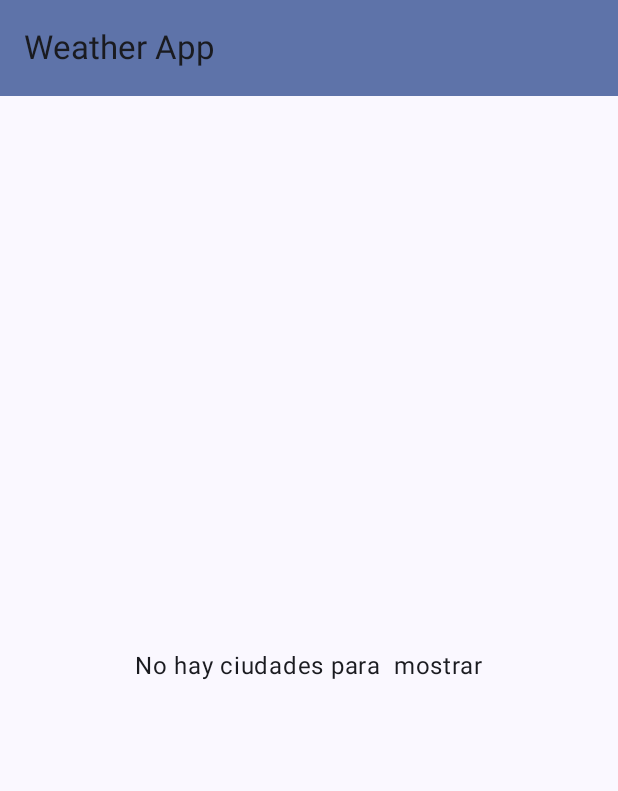
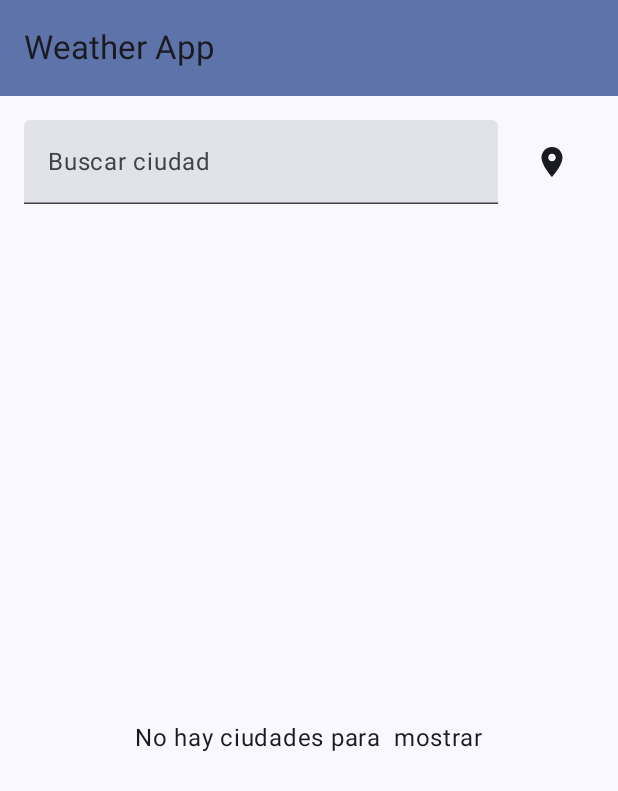
Before and after one commit to casanasjesus/weather_app_istea, an Android app built with Jetpack Compose: the screen it shows after launch (MainActivity), on a phone screen of 412 x 824 dp. Shown: the top 791 px of the screen. Run offline under Robolectric (Android 15) with nearby library versions, the phone set to English and light mode, and no system bars.

Commit message:
mapear listaCiudades

```diff
--- /dev/null
+++ b/app/src/main/java/com/example/weather_application_istea/ciudades/BuscadorYGeoView.kt
@@ -0,0 +1,53 @@
+package com.example.weather_application_istea.ciudades
+
+import androidx.compose.foundation.layout.Arrangement
+import androidx.compose.foundation.layout.Row
+import androidx.compose.foundation.layout.fillMaxWidth
+import androidx.compose.foundation.layout.padding
+import androidx.compose.foundation.layout.size
+import androidx.compose.material.icons.Icons
+import androidx.compose.material.icons.filled.LocationOn
+import androidx.compose.material3.Icon
+import androidx.compose.material3.IconButton
+import androidx.compose.material3.Text
+import androidx.compose.material3.TextField
+import androidx.compose.runtime.Composable
+import androidx.compose.ui.Modifier
+import androidx.compose.ui.tooling.preview.Preview
+import androidx.compose.ui.unit.dp
+
+@Composable
+fun BuscadorYGeoView(
+    query: String,
+    onQueryChange: (String) -> Unit,
+    onGeolocalizacionClick: () -> Unit
+) {
+    Row(
+        modifier = Modifier
+            .fillMaxWidth()
+            .padding(16.dp),
+        horizontalArrangement = Arrangement.spacedBy(8.dp)
+    ) {
+        TextField(
+            modifier = Modifier.weight(1f),
+            value = query,
+            onValueChange = onQueryChange,
+            label = { Text("Buscar ciudad") },
+            singleLine = true
+        )
+
+        IconButton(
+            onClick = onGeolocalizacionClick,
+            modifier = Modifier.size(56.dp)
+        ) {
+            Icon(
+                imageVector = Icons.Default.LocationOn,
+                contentDescription = "Usar mi ubicación"
+            )
+        }
+    }
+}
+
+@Preview(showBackground = true)
+@Composable
+fun BuscadorYGeoPreview() {}
--- a/app/src/main/java/com/example/weather_application_istea/ciudades/CiudadesIntencion.kt
+++ b/app/src/main/java/com/example/weather_application_istea/ciudades/CiudadesIntencion.kt
@@ -3,6 +3,6 @@ package com.example.weather_application_istea.ciudades
 import com.example.weather_application_istea.models.Ciudad
 
 sealed class CiudadesIntencion {
-    object CargarCiudades: CiudadesIntencion()
-    class CiudadSeleccionada(val ciudad: Ciudad): CiudadesIntencion()
+    data class BuscarCiudades(val nombreCiudad:String) : CiudadesIntencion()
+    data class CiudadSeleccionada(val ciudad: Ciudad): CiudadesIntencion()
 }
--- a/app/src/main/java/com/example/weather_application_istea/ciudades/CiudadesPage.kt
+++ b/app/src/main/java/com/example/weather_application_istea/ciudades/CiudadesPage.kt
@@ -1,25 +1,28 @@
 package com.example.weather_application_istea.ciudades
 
 import androidx.compose.runtime.Composable
+import androidx.lifecycle.viewmodel.compose.viewModel
 import androidx.navigation.NavController
 import com.example.weather_application_istea.models.Ciudad
-import androidx.lifecycle.viewmodel.compose.viewModel
+import com.example.weather_application_istea.repository.RepositoryApi
 
 @Composable
 fun CiudadesPage(
     navController: NavController,
     listaDeCiudades: List<Ciudad>
 ) {
-    val viewModel = viewModel {
+    val viewModel: CiudadesViewModel = viewModel {
         CiudadesViewModel (
             navController = navController,
-            listaDeCiudades = listaDeCiudades
+            listaDeCiudades = listaDeCiudades,
+            repository = RepositoryApi()
         )
     }
 
     CiudadesView (
-        estado = viewModel.estado
-    ) { intencion: CiudadesIntencion ->
-        viewModel.ejecutar(intencion)
-    }
+        estado = viewModel.estado,
+        onAction = { intencion: CiudadesIntencion ->
+            viewModel.ejecutar(intencion)
+        }
+    )
 }
--- a/app/src/main/java/com/example/weather_application_istea/ciudades/CiudadesView.kt
+++ b/app/src/main/java/com/example/weather_application_istea/ciudades/CiudadesView.kt
@@ -1,16 +1,10 @@
 package com.example.weather_application_istea.ciudades
 
-import androidx.compose.foundation.clickable
-import androidx.compose.foundation.layout.Arrangement
-import androidx.compose.foundation.layout.Box
 import androidx.compose.foundation.layout.Column
-import androidx.compose.foundation.layout.PaddingValues
-import androidx.compose.foundation.layout.fillMaxHeight
-import androidx.compose.foundation.layout.fillMaxWidth
+import androidx.compose.foundation.layout.Spacer
+import androidx.compose.foundation.layout.fillMaxSize
+import androidx.compose.foundation.layout.height
 import androidx.compose.foundation.layout.padding
-import androidx.compose.foundation.lazy.LazyColumn
-import androidx.compose.foundation.lazy.items
-import androidx.compose.material3.ElevatedCard
 import androidx.compose.material3.ExperimentalMaterial3Api
 import androidx.compose.material3.MaterialTheme
 import androidx.compose.material3.Scaffold
@@ -18,10 +12,12 @@ import androidx.compose.material3.Text
 import androidx.compose.material3.TopAppBar
 import androidx.compose.material3.TopAppBarDefaults
 import androidx.compose.runtime.Composable
-import androidx.compose.ui.Alignment
+import androidx.compose.runtime.getValue
+import androidx.compose.runtime.mutableStateOf
+import androidx.compose.runtime.remember
+import androidx.compose.runtime.setValue
 import androidx.compose.ui.Modifier
 import androidx.compose.ui.tooling.preview.Preview
-import com.example.weather_application_istea.models.Ciudad
 import androidx.compose.ui.unit.dp
 
 @OptIn(ExperimentalMaterial3Api::class)
@@ -30,6 +26,8 @@ fun CiudadesView(
     estado: CiudadesEstado,
     onAction: (CiudadesIntencion) -> Unit
 ) {
+    var query by remember { mutableStateOf("") }
+
     Scaffold(
         modifier = Modifier,
         topBar = {
@@ -43,74 +41,35 @@ fun CiudadesView(
             )
         }
     ) { padding ->
-        Column(modifier = Modifier.padding(padding)) {
+        Column(
+            modifier = Modifier
+                .padding(padding)
+                .fillMaxSize()
+        ) {
+            BuscadorYGeoView(
+                query = query,
+                onQueryChange = {
+                    query = it
+                    onAction(CiudadesIntencion.BuscarCiudades(query))
+                                },
+                onGeolocalizacionClick = {
+                    TODO()
+                }
+            )
+
+            Spacer(modifier = Modifier.height(8.dp))
+
             when(estado) {
                 CiudadesEstado.Cargando -> CargandoCiudadesView()
                 CiudadesEstado.Vacio -> VacioCiudadesView()
                 is CiudadesEstado.Error -> ErrorCiudadesView()
                 is CiudadesEstado.Resultado -> ResultadoCiudadesView(
-                    listaCiudades = estado.listaDeCiudades,
-                    onAction = onAction
-                )
-            }
-        }
-    }
-}
-
-@Composable
-fun MessageBoxView(
-    modifier: Modifier = Modifier,
-    message: String
-) {
-    Box(
-        modifier
-            .fillMaxWidth()
-            .fillMaxHeight(),
-        contentAlignment = Alignment.Center
-    ) {
-        Text(message)
-    }
-}
-
-@Composable
-fun CargandoCiudadesView() {
-    MessageBoxView(message = "Cargando lista de ciudades")
-}
-
-@Composable
-fun VacioCiudadesView() {
-    MessageBoxView(message = "No hay ciudades para  mostrar")
-}
-
-@Composable
-fun ErrorCiudadesView() {
-    MessageBoxView(message = "Ocurrió un error al cargar las ciudades")
-}
-
-@Composable
-fun ResultadoCiudadesView(
-    modifier: Modifier = Modifier,
-    listaCiudades: List<Ciudad>,
-    onAction: (CiudadesIntencion) -> Unit
-) {
-    LazyColumn(
-        modifier = modifier,
-        contentPadding = PaddingValues(15.dp)
-    ) {
-        items(listaCiudades) { ciudad ->
-            ElevatedCard(
-                modifier = Modifier
-                    .fillMaxWidth()
-                    .clickable(
-                        onClick = {
-                            onAction(CiudadesIntencion.CiudadSeleccionada(ciudad))
-                        }
+                    modifier = Modifier,
+                    estado.listaDeCiudades
+                ) {
+                    onAction(
+                        CiudadesIntencion.CiudadSeleccionada(it)
                     )
-            ) {
-                Column(
-                    verticalArrangement = Arrangement.spacedBy(10.dp)
-                ) {
-                    Text("El listado de ciudades va acá")
                 }
             }
         }
--- /dev/null
+++ b/app/src/main/java/com/example/weather_application_istea/ciudades/MessagesBoxView.kt
@@ -0,0 +1,39 @@
+package com.example.weather_application_istea.ciudades
+
+import androidx.compose.foundation.layout.Box
+import androidx.compose.foundation.layout.fillMaxHeight
+import androidx.compose.foundation.layout.fillMaxWidth
+import androidx.compose.material3.Text
+import androidx.compose.runtime.Composable
+import androidx.compose.ui.Alignment
+import androidx.compose.ui.Modifier
+
+@Composable
+fun MessageBoxView(
+    modifier: Modifier = Modifier,
+    message: String
+) {
+    Box(
+        modifier
+            .fillMaxWidth()
+            .fillMaxHeight(),
+        contentAlignment = Alignment.Center
+    ) {
+        Text(message)
+    }
+}
+
+@Composable
+fun CargandoCiudadesView() {
+    MessageBoxView(message = "Cargando lista de ciudades")
+}
+
+@Composable
+fun VacioCiudadesView() {
+    MessageBoxView(message = "No hay ciudades para  mostrar")
+}
+
+@Composable
+fun ErrorCiudadesView() {
+    MessageBoxView(message = "Ocurrió un error al cargar las ciudades")
+}
```
Also changed, not shown: app/src/main/java/com/example/weather_application_istea/ciudades/CiudadesViewModel.kt (+22 -3 lines), app/src/main/java/com/example/weather_application_istea/ciudades/ResultadoCiudadesView.kt (added, +29 -0 lines).
